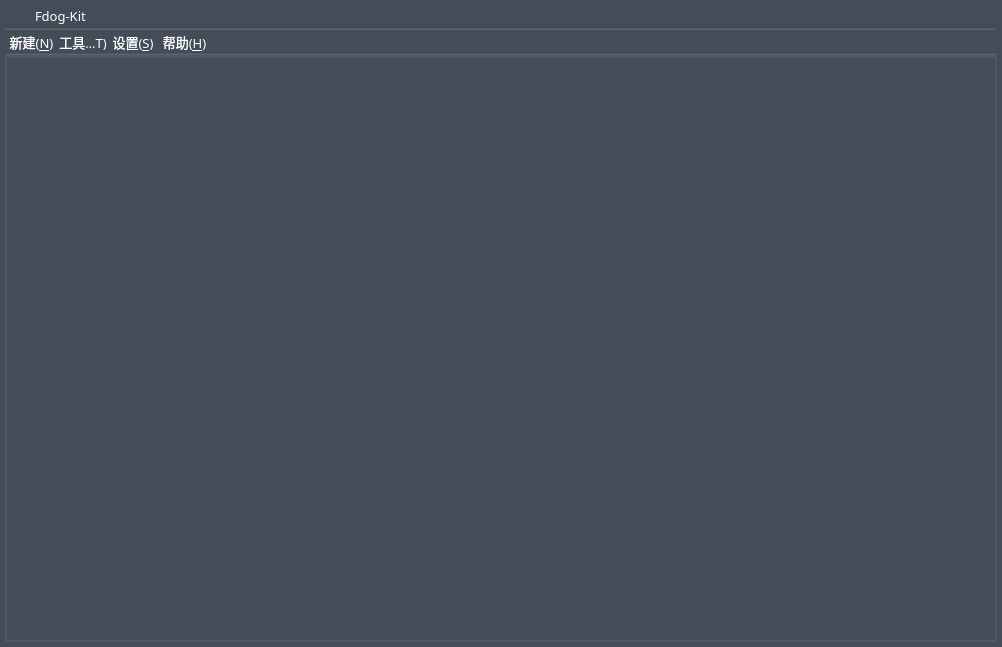
The window that mainwindow.ui (HuaGouFdog/Fdog-Kit) describes before a commit, drawn with Qt 5.
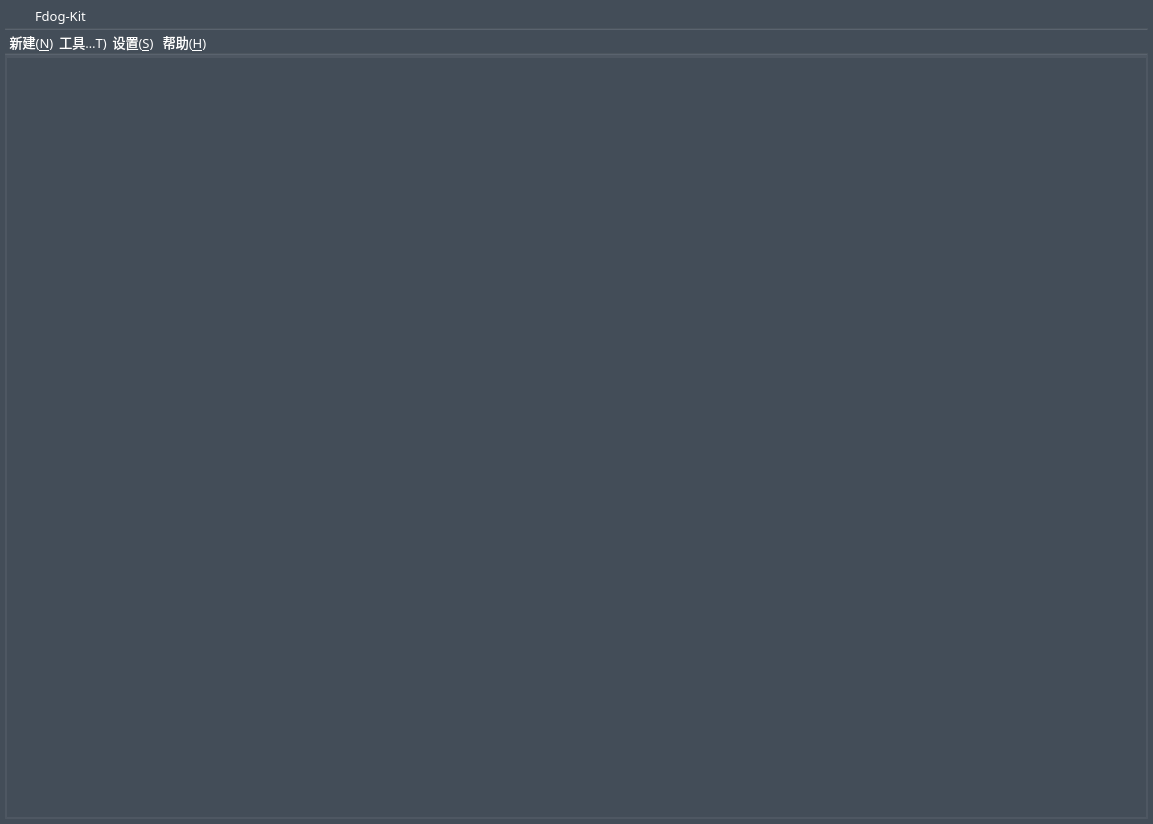
The same window after the commit. Icons and pictures are not drawn.

Commit message: 完善界面ui

The edit to the form file:
```diff
--- a/mainwindow.ui
+++ b/mainwindow.ui
@@ -6,8 +6,8 @@
    <rect>
     <x>0</x>
     <y>0</y>
-    <width>1002</width>
-    <height>647</height>
+    <width>1153</width>
+    <height>824</height>
    </rect>
   </property>
   <property name="minimumSize">
```
The commit also changes 6 other files.
